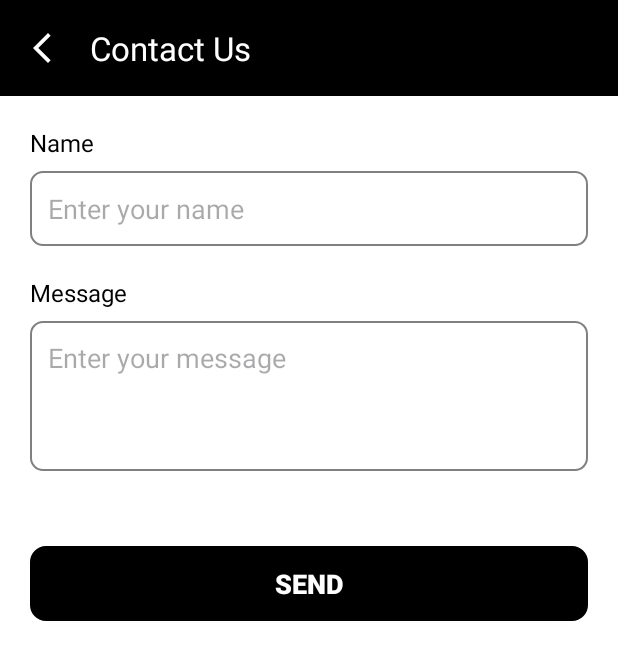
After one commit to satyampra73/Aarambh, an Android app: the ContactUsActivity screen opened directly, with no data from a screen before it, on a phone screen of 412 x 824 dp. The commit adds this screen. Shown: the top 660 px of the screen. Run offline under Robolectric (Android 15) with nearby library versions, the phone set to English and light mode, and no system bars; our stand-ins replace data binding.

Commit message:
Contact Us layout

```diff
--- a/app/src/main/AndroidManifest.xml
+++ b/app/src/main/AndroidManifest.xml
@@ -12,7 +12,9 @@
         android:supportsRtl="true"
         android:theme="@style/Theme.Aarambh"
         tools:targetApi="31">
-
+        <activity
+            android:name=".activities.ContactUsActivity"
+            android:exported="false" />
         <activity
             android:name=".activities.WalletActivity"
             android:exported="false" />
--- /dev/null
+++ b/app/src/main/java/com/example/aarambh/activities/ContactUsActivity.java
@@ -0,0 +1,81 @@
+package com.example.aarambh.activities;
+
+import android.os.Bundle;
+import android.view.View;
+import android.widget.Toast;
+
+import androidx.annotation.Nullable;
+import androidx.appcompat.app.AppCompatActivity;
+import androidx.databinding.DataBindingUtil;
+
+import com.example.aarambh.R;
+import com.example.aarambh.databinding.ActivityContactUsBinding;
+
+public class ContactUsActivity extends AppCompatActivity {
+
+    private ActivityContactUsBinding binding;
+
+    @Override
+    protected void onCreate(@Nullable Bundle savedInstanceState) {
+        super.onCreate(savedInstanceState);
+
+        // Bind the layout using DataBindingUtil
+        binding = DataBindingUtil.setContentView(this, R.layout.activity_contact_us);
+
+        // Set up the toolbar with navigation
+        setUpToolbar();
+
+        // Set up the send button click listener
+        binding.btnSend.setOnClickListener(new View.OnClickListener() {
+            @Override
+            public void onClick(View v) {
+                handleSendButtonClick();
+            }
+        });
+    }
+
+
+     // Set up the Toolbar with a back button and title.
+
+    private void setUpToolbar() {
+        setSupportActionBar(binding.toolbar);
+        if (getSupportActionBar() != null) {
+            getSupportActionBar().setDisplayHomeAsUpEnabled(true);
+            getSupportActionBar().setTitle("Contact Us");
+        }
+
+        // Handle back button navigation
+        binding.toolbar.setNavigationOnClickListener(v -> onBackPressed());
+    }
+
+
+     // Handles the logic when the send button is clicked.
+    private void handleSendButtonClick() {
+        String name = binding.etName.getText().toString().trim();
+        String message = binding.etMessage.getText().toString().trim();
+
+        if (name.isEmpty()) {
+            Toast.makeText(this, "Please enter your name", Toast.LENGTH_SHORT).show();
+            return;
+        }
+
+        if (message.isEmpty()) {
+            Toast.makeText(this, "Please enter your message", Toast.LENGTH_SHORT).show();
+            return;
+        }
+
+        // Simulate sending the message
+        Toast.makeText(this, "Message sent successfully!", Toast.LENGTH_SHORT).show();
+
+        // Optionally clear the input fields
+        binding.etName.setText("");
+        binding.etMessage.setText("");
+    }
+
+    @Override
+    protected void onDestroy() {
+        super.onDestroy();
+        // Nullify binding to avoid memory leaks
+        binding = null;
+    }
+}
--- a/app/src/main/java/com/example/aarambh/fragments/ProfileFragment.java
+++ b/app/src/main/java/com/example/aarambh/fragments/ProfileFragment.java
@@ -12,12 +12,14 @@ import androidx.fragment.app.Fragment;
 import androidx.databinding.DataBindingUtil;
 
 import com.example.aarambh.R;
+import com.example.aarambh.activities.ContactUsActivity;
 import com.example.aarambh.activities.UpdateDetailsActivity;
 import com.example.aarambh.activities.WalletActivity;
 import com.example.aarambh.databinding.FragmentProfileBinding;
 
 public class ProfileFragment extends Fragment {
 
+    // Binding object to handle view elements
     private FragmentProfileBinding binding;
 
     @Nullable
@@ -26,28 +28,40 @@ public class ProfileFragment extends Fragment {
         // Inflate the layout using DataBindingUtil
         binding = DataBindingUtil.inflate(inflater, R.layout.fragment_profile, container, false);
 
-        // Set click listener for editProfile button
-        binding.editProfile.setOnClickListener(new View.OnClickListener() {
-            @Override
-            public void onClick(View v) {
-                // Navigate to UpdateDetailsActivity
+        // Set up click listeners
+        setupClickListeners();
+
+        // Return the root view of the binding
+        return binding.getRoot();
+    }
+
+
+    // Sets up click listeners for buttons and layouts in the fragment.
+
+    private void setupClickListeners() {
+        // Edit Profile button
+        binding.editProfile.setOnClickListener(v -> {
+            if (getActivity() != null) {
                 Intent intent = new Intent(getActivity(), UpdateDetailsActivity.class);
                 startActivity(intent);
             }
         });
 
-        // Set click listener for layoutwallet
-        binding.layoutwallet.setOnClickListener(new View.OnClickListener() {
-            @Override
-            public void onClick(View v) {
-                // Navigate to WalletActivity
+        // Wallet layout
+        binding.layoutwallet.setOnClickListener(v -> {
+            if (getActivity() != null) {
                 Intent intent = new Intent(getActivity(), WalletActivity.class);
                 startActivity(intent);
             }
         });
 
-        // Return the root view of the binding
-        return binding.getRoot();
+        // Contact Us layout
+        binding.layoutContactus.setOnClickListener(v -> {
+            if (getActivity() != null) {
+                Intent intent = new Intent(getActivity(), ContactUsActivity.class);
+                startActivity(intent);
+            }
+        });
     }
 
     @Override
--- /dev/null
+++ b/app/src/main/res/drawable/edit_text_background.xml
@@ -0,0 +1,11 @@
+<?xml version="1.0" encoding="utf-8"?>
+<shape xmlns:android="http://schemas.android.com/apk/res/android">
+    <solid android:color="@android:color/white" />
+    <stroke android:width="1dp" android:color="@color/gray" />
+    <corners android:radius="8dp" />
+    <padding
+        android:left="8dp"
+        android:right="8dp"
+        android:top="8dp"
+        android:bottom="8dp" />
+</shape>
--- /dev/null
+++ b/app/src/main/res/layout/activity_contact_us.xml
@@ -0,0 +1,88 @@
+<?xml version="1.0" encoding="utf-8"?>
+<layout xmlns:android="http://schemas.android.com/apk/res/android"
+    xmlns:tools="http://schemas.android.com/tools"
+    xmlns:app="http://schemas.android.com/apk/res-auto">
+
+    <RelativeLayout
+        android:layout_width="match_parent"
+        android:layout_height="match_parent"
+        android:background="@color/white"
+        tools:context=".ContactUsActivity">
+
+        <!-- Toolbar with Back Arrow -->
+        <androidx.appcompat.widget.Toolbar
+            android:id="@+id/toolbar"
+            android:layout_width="match_parent"
+            android:layout_height="wrap_content"
+            android:background="@color/black"
+            android:elevation="4dp"
+            android:theme="@style/ThemeOverlay.AppCompat.Dark.ActionBar"
+            app:navigationIcon="@drawable/back_arrow"
+            app:title="Contact Us"
+            app:titleTextColor="@color/white" />
+
+        <!-- Input Fields Section -->
+        <LinearLayout
+            android:id="@+id/inputFieldsLayout"
+            android:layout_width="match_parent"
+            android:layout_height="wrap_content"
+            android:orientation="vertical"
+            android:layout_below="@id/toolbar"
+            android:layout_marginTop="20dp"
+            android:layout_marginStart="20dp"
+            android:layout_marginEnd="20dp">
+
+            <TextView
+                android:id="@+id/nameLabel"
+                android:layout_width="match_parent"
+                android:layout_height="wrap_content"
+                android:text="Name"
+                android:textSize="16sp"
+                android:textColor="@android:color/black"
+                android:layout_marginBottom="8dp" />
+
+            <EditText
+                android:id="@+id/etName"
+                android:layout_width="match_parent"
+                android:layout_height="50dp"
+                android:background="@drawable/edit_text_background"
+                android:hint="Enter your name"
+                android:padding="12dp"
+                android:layout_marginBottom="20dp" />
+
+            <TextView
+                android:id="@+id/messageLabel"
+                android:layout_width="match_parent"
+                android:layout_height="wrap_content"
+                android:text="Message"
+                android:textSize="16sp"
+                android:textColor="@android:color/black"
+                android:layout_marginBottom="8dp" />
+
+            <EditText
+                android:id="@+id/etMessage"
+                android:layout_width="match_parent"
+                android:layout_height="100dp"
+                android:background="@drawable/edit_text_background"
+                android:hint="Enter your message"
+                android:gravity="top"
+                android:padding="12dp"
+                android:layout_marginBottom="30dp" />
+        </LinearLayout>
+
+        <!-- Send Button -->
+        <androidx.appcompat.widget.AppCompatButton
+            android:id="@+id/btnSend"
+            android:layout_width="match_parent"
+            android:layout_height="50dp"
+            android:layout_marginStart="20dp"
+            android:layout_marginEnd="20dp"
+            android:layout_marginTop="20dp"
+            android:layout_below="@id/inputFieldsLayout"
+            android:background="@drawable/purchase_btn_design"
+            android:text="Send"
+            android:textColor="@android:color/white"
+            android:textSize="18sp"
+            android:textStyle="bold" />
+    </RelativeLayout>
+</layout>
--- a/app/src/main/res/layout/fragment_profile.xml
+++ b/app/src/main/res/layout/fragment_profile.xml
@@ -440,7 +440,7 @@
 
 
                     <LinearLayout
-                        android:id="@+id/layoutlist14"
+                        android:id="@+id/layoutContactus"
                         android:layout_width="match_parent"
                         android:layout_height="wrap_content"
                         android:orientation="vertical">
```
